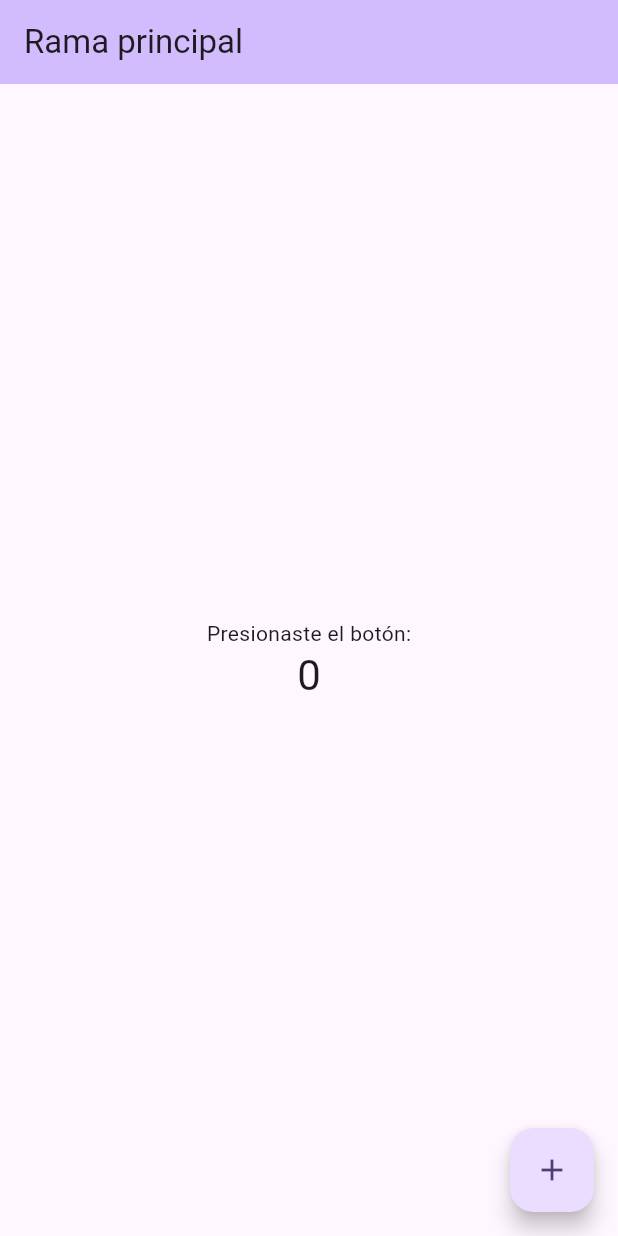
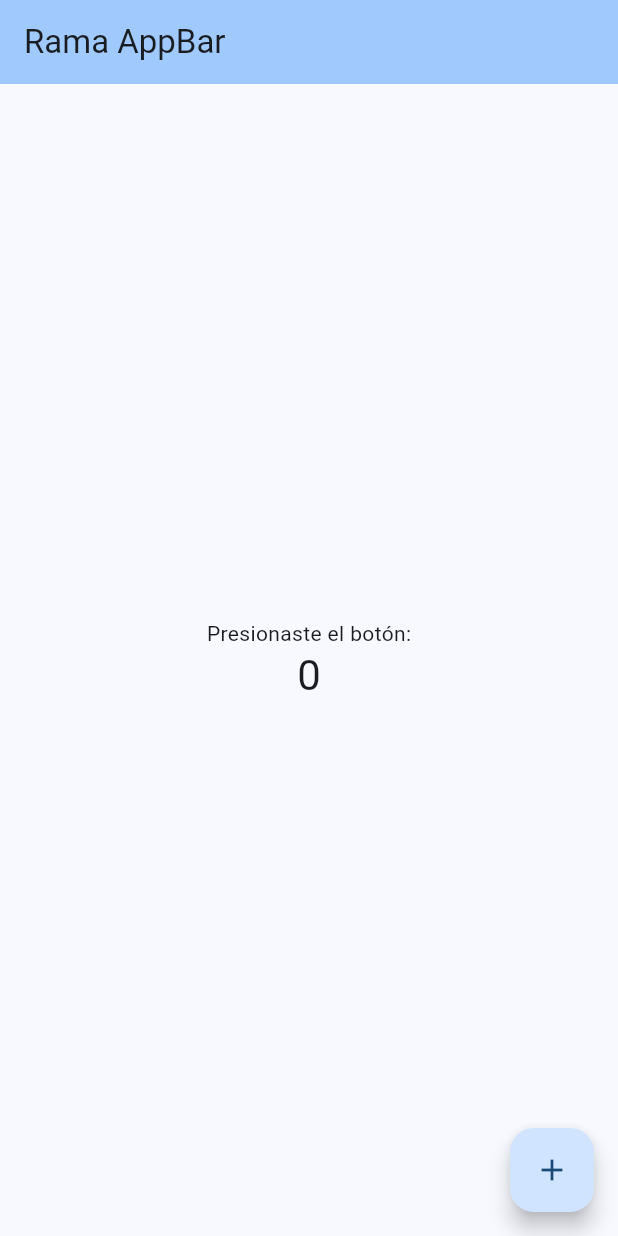
Before and after one commit to marianavargas2002/git, a Flutter app: the screen it shows after launch, on a phone screen of 412 x 824 dp. Run offline on Flutter 3.47's test engine with Material 3 defaults, Android fonts, the phone set to English and light mode, and no system bars.

Commit message:
cambios en appBar V1

```diff
--- a/lib/main.dart
+++ b/lib/main.dart
@@ -14,10 +14,10 @@ class MyApp extends StatelessWidget {
       debugShowCheckedModeBanner: false,
       title: 'Curso git',
       theme: ThemeData(
-        colorScheme: ColorScheme.fromSeed(seedColor: Colors.deepPurple),
+        colorScheme: ColorScheme.fromSeed(seedColor: Colors.blue),
         useMaterial3: true,
       ),
-      home: const MyHomePage(title: 'Rama principal'),
+      home: const MyHomePage(title: 'Rama AppBar'),
     );
   }
 }
```
